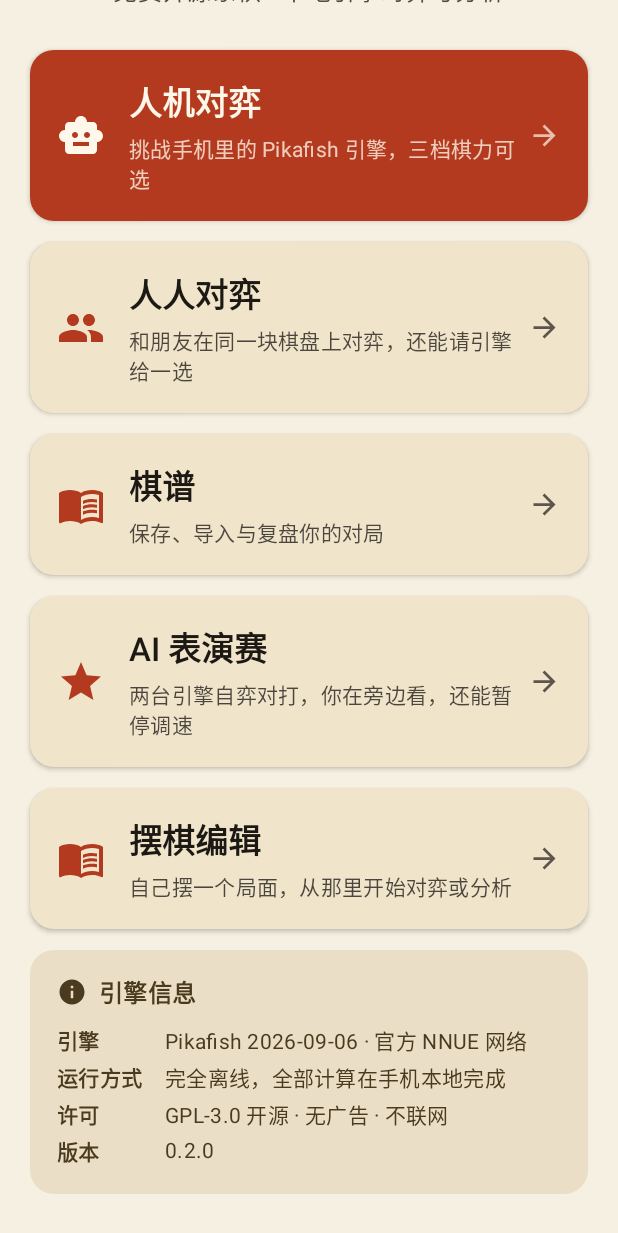
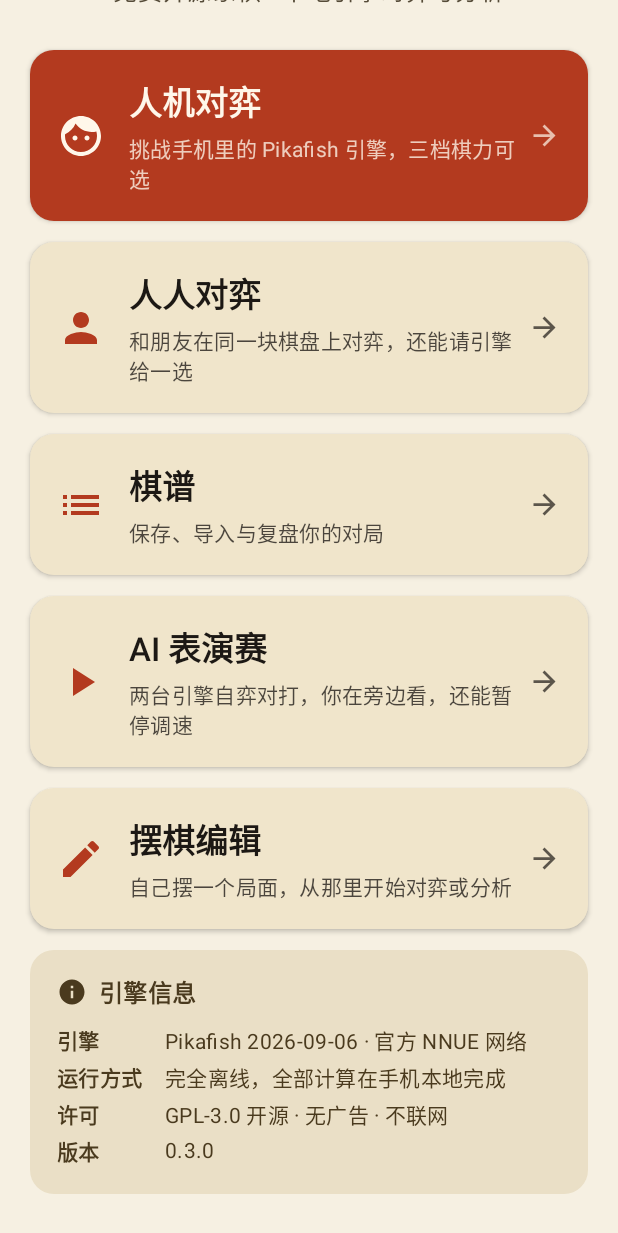
Before and after one commit to liyuzhou79-star/TuxunXiangqi, an Android app built with Jetpack Compose: the screen it shows after launch (MainActivity), scrolled down 244 dp, on a phone screen of 412 x 824 dp. Shown: the top 1233 px of the screen. Run offline under Robolectric (Android 15) with nearby library versions, the phone set to English and light mode, and no system bars.

Commit message:
Release 0.3.0: slim icon library to core set, refresh README

```diff
--- a/app/build.gradle.kts
+++ b/app/build.gradle.kts
@@ -12,8 +12,8 @@ android {
         applicationId = "com.tuxunxiangqi.android"
         minSdk = 26
         targetSdk = 35
-        versionCode = 2
-        versionName = "0.2.0"
+        versionCode = 3
+        versionName = "0.3.0"
     }
 
     signingConfigs {
@@ -70,7 +70,7 @@ dependencies {
     implementation("androidx.compose.ui:ui-graphics")
     implementation("androidx.compose.ui:ui-text")
     implementation("androidx.compose.material3:material3")
-    implementation("androidx.compose.material:material-icons-extended")
+    implementation("androidx.compose.material:material-icons-core")
     debugImplementation("androidx.compose.ui:ui-tooling")
     implementation("androidx.compose.ui:ui-tooling-preview")
     testImplementation("junit:junit:4.13.2")
--- a/app/src/main/java/com/tuxunxiangqi/android/ui/HomeScreen.kt
+++ b/app/src/main/java/com/tuxunxiangqi/android/ui/HomeScreen.kt
@@ -15,10 +15,12 @@ import androidx.compose.foundation.shape.RoundedCornerShape
 import androidx.compose.foundation.verticalScroll
 import androidx.compose.material.icons.Icons
 import androidx.compose.material.icons.automirrored.filled.ArrowForward
-import androidx.compose.material.icons.filled.Group
 import androidx.compose.material.icons.filled.Info
-import androidx.compose.material.icons.filled.MenuBook
-import androidx.compose.material.icons.filled.SmartToy
+import androidx.compose.material.icons.filled.Edit
+import androidx.compose.material.icons.filled.Face
+import androidx.compose.material.icons.filled.List
+import androidx.compose.material.icons.filled.Person
+import androidx.compose.material.icons.filled.PlayArrow
 import androidx.compose.material.icons.filled.Star
 import androidx.compose.material3.Card
 import androidx.compose.material3.CardDefaults
@@ -83,7 +85,7 @@ fun HomeScreen(
         EntryCard(
             title = "人机对弈",
             subtitle = "挑战手机里的 Pikafish 引擎，三档棋力可选",
-            icon = Icons.Filled.SmartToy,
+            icon = Icons.Filled.Face,
             containerColor = MaterialTheme.colorScheme.primary,
             contentColor = MaterialTheme.colorScheme.onPrimary,
             iconTint = MaterialTheme.colorScheme.onPrimary,
@@ -93,7 +95,7 @@ fun HomeScreen(
         EntryCard(
             title = "人人对弈",
             subtitle = "和朋友在同一块棋盘上对弈，还能请引擎给一选",
-            icon = Icons.Filled.Group,
+            icon = Icons.Filled.Person,
             containerColor = MaterialTheme.colorScheme.surfaceContainer,
             contentColor = MaterialTheme.colorScheme.onSurface,
             iconTint = MaterialTheme.colorScheme.primary,
@@ -103,7 +105,7 @@ fun HomeScreen(
         EntryCard(
             title = "棋谱",
             subtitle = "保存、导入与复盘你的对局",
-            icon = Icons.Filled.MenuBook,
+            icon = Icons.Filled.List,
             containerColor = MaterialTheme.colorScheme.surfaceContainer,
             contentColor = MaterialTheme.colorScheme.onSurface,
             iconTint = MaterialTheme.colorScheme.primary,
@@ -114,7 +116,7 @@ fun HomeScreen(
         EntryCard(
             title = "AI 表演赛",
             subtitle = "两台引擎自弈对打，你在旁边看，还能暂停调速",
-            icon = Icons.Filled.Star,
+            icon = Icons.Filled.PlayArrow,
             containerColor = MaterialTheme.colorScheme.surfaceContainer,
             contentColor = MaterialTheme.colorScheme.onSurface,
             iconTint = MaterialTheme.colorScheme.primary,
@@ -124,7 +126,7 @@ fun HomeScreen(
         EntryCard(
             title = "摆棋编辑",
             subtitle = "自己摆一个局面，从那里开始对弈或分析",
-            icon = Icons.Filled.MenuBook,
+            icon = Icons.Filled.Edit,
             containerColor = MaterialTheme.colorScheme.surfaceContainer,
             contentColor = MaterialTheme.colorScheme.onSurface,
             iconTint = MaterialTheme.colorScheme.primary,
@@ -219,7 +221,7 @@ private fun EngineInfoCard() {
             InfoLine("引擎", "Pikafish 2026-09-06 · 官方 NNUE 网络")
             InfoLine("运行方式", "完全离线，全部计算在手机本地完成")
             InfoLine("许可", "GPL-3.0 开源 · 无广告 · 不联网")
-            InfoLine("版本", "0.2.0")
+            InfoLine("版本", "0.3.0")
         }
     }
 }
```
Also changed, not shown: 1 other file.
